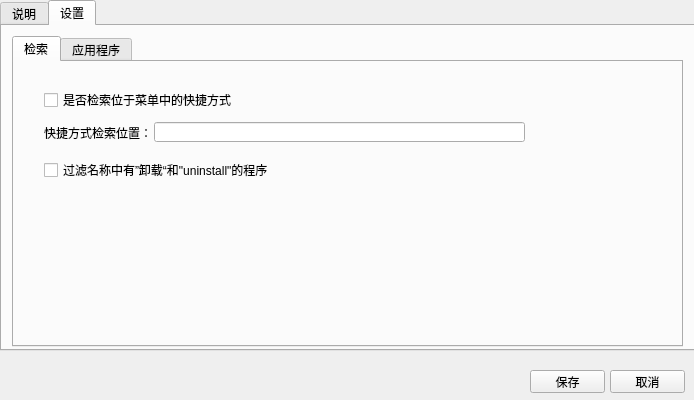
This is settingdialog.ui in smilecc/Fast as Qt 5 draws it before an edit. The edited form follows.
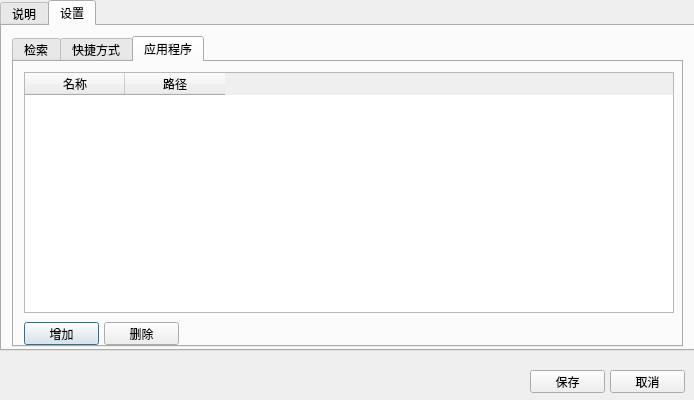
This is the edited form. Icons and pictures are not drawn.

Diff of the .ui file:
```diff
--- a/settingdialog.ui
+++ b/settingdialog.ui
@@ -79,7 +79,7 @@
       </rect>
      </property>
      <property name="currentIndex">
-      <number>0</number>
+      <number>2</number>
      </property>
      <widget class="QWidget" name="tab_3">
       <attribute name="title">
@@ -146,7 +146,7 @@
      </widget>
      <widget class="QWidget" name="tab_4">
       <attribute name="title">
-       <string>应用程序</string>
+       <string>快捷方式</string>
       </attribute>
       <widget class="QTableWidget" name="tableWidget">
        <property name="geometry">
@@ -168,6 +168,11 @@
         </property>
        </column>
       </widget>
+     </widget>
+     <widget class="QWidget" name="tab_5">
+      <attribute name="title">
+       <string>应用程序</string>
+      </attribute>
       <widget class="QPushButton" name="addProButton">
        <property name="geometry">
         <rect>
@@ -194,6 +199,26 @@
         <string>删除</string>
        </property>
       </widget>
+      <widget class="QTableWidget" name="proTableWidget">
+       <property name="geometry">
+        <rect>
+         <x>10</x>
+         <y>10</y>
+         <width>650</width>
+         <height>241</height>
+        </rect>
+       </property>
+       <column>
+        <property name="text">
+         <string>名称</string>
+        </property>
+       </column>
+       <column>
+        <property name="text">
+         <string>路径</string>
+        </property>
+       </column>
+      </widget>
      </widget>
     </widget>
    </widget>
```
Left out of the diff: 2 changed lines with no effect on the pictures.
